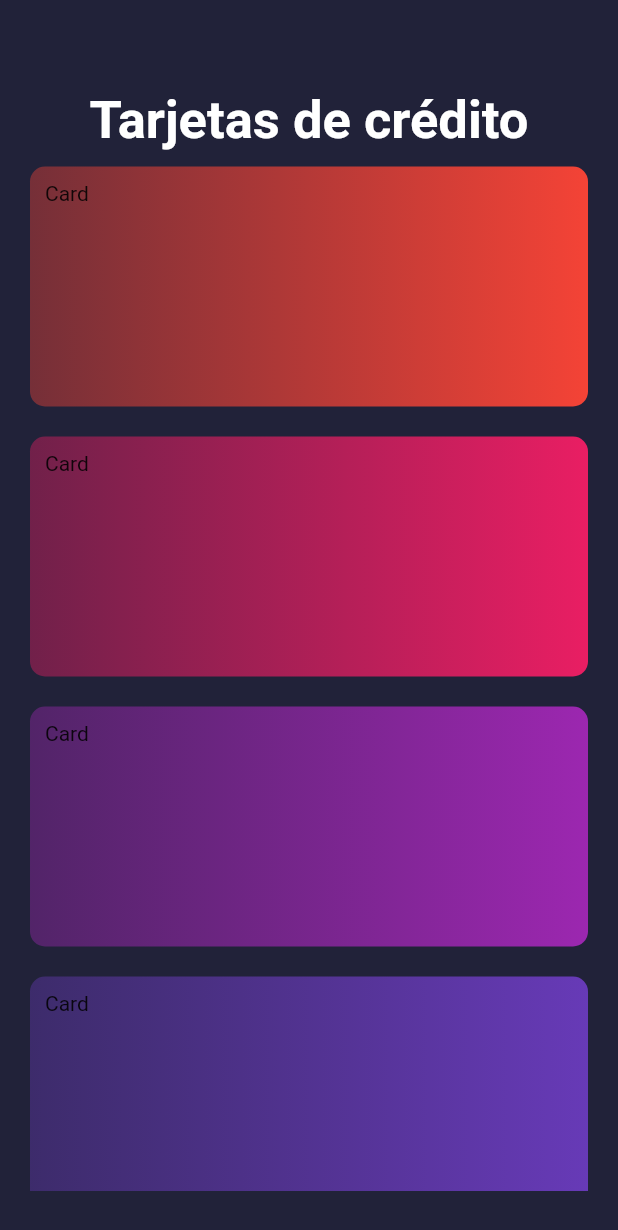
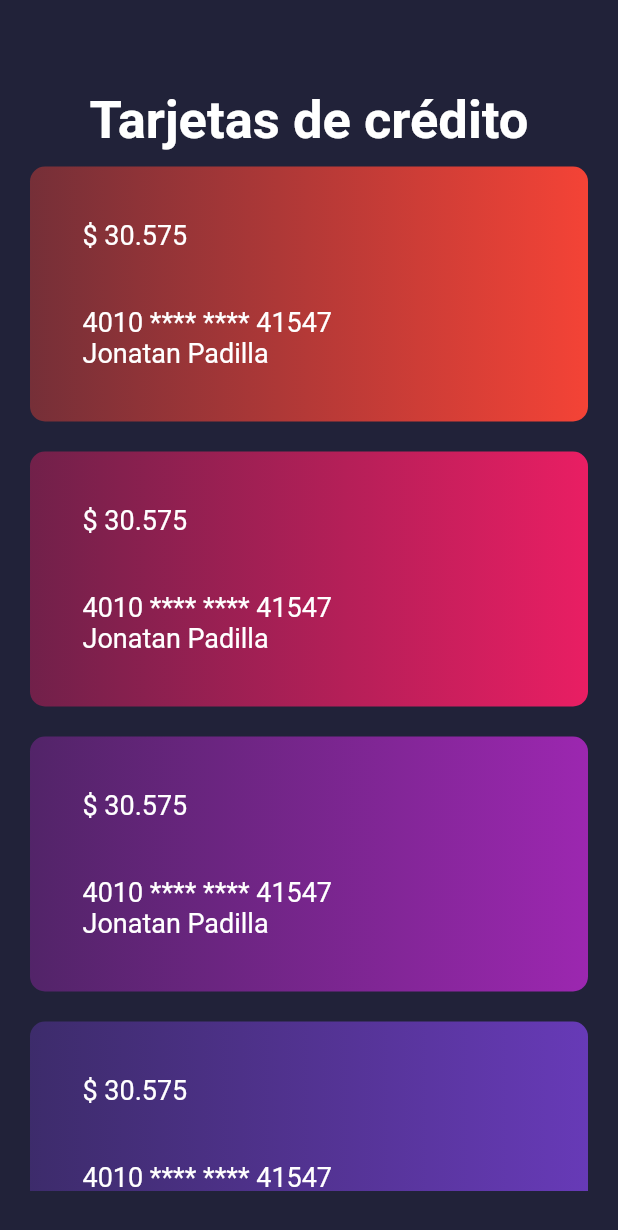
Before and after one commit to jdpadillaac/responsive_cards, a Flutter app: the screen it shows after launch, on a phone screen of 412 x 824 dp. Shown: the top 1230 px of the screen. Run offline on Flutter 3.47's test engine with Material 2 defaults, Android fonts, the phone set to English and light mode, and no system bars.

Commit message:
:heavy_check_mark: responsive  and cards  animation card implemented

```diff
--- a/lib/main.dart
+++ b/lib/main.dart
@@ -6,6 +6,7 @@ void main() => runApp(MyApp());
 class MyApp extends StatelessWidget {
   @override
   Widget build(BuildContext context) {
+    // SystemChrome.setPreferredOrientations([DeviceOrientation.portraitUp]);
     return MaterialApp(
       title: 'Responsive cards',
       debugShowCheckedModeBanner: false,
--- a/lib/presentation/pages/cards/card_page.dart
+++ b/lib/presentation/pages/cards/card_page.dart
@@ -7,6 +7,8 @@ class CardPage extends StatelessWidget {
 
   @override
   Widget build(BuildContext context) {
+    final orientation = MediaQuery.of(context).orientation;
+
     return Scaffold(
       backgroundColor: cardPagebackGroudColor,
       body: Container(
@@ -25,13 +27,30 @@ class CardPage extends StatelessWidget {
               ),
             ),
             Expanded(
-              child: ListView.builder(
-                itemCount: 10,
-                itemBuilder: (context, index) {
-                  return CardItem(
-                    color: Colors.primaries[index % Colors.primaries.length],
-                  );
-                },
+              child: AnimatedSwitcher(
+                duration: const Duration(seconds: 2),
+                child: orientation == Orientation.portrait
+                    ? ListView.builder(
+                        itemCount: 10,
+                        itemBuilder: (context, index) {
+                          return CardItem(
+                            color: Colors
+                                .primaries[index % Colors.primaries.length],
+                          );
+                        },
+                      )
+                    : GridView.builder(
+                        gridDelegate: SliverGridDelegateWithFixedCrossAxisCount(
+                          crossAxisCount: 2,
+                        ),
+                        itemCount: 10,
+                        itemBuilder: (context, index) {
+                          return CardItem(
+                            color: Colors
+                                .primaries[index % Colors.primaries.length],
+                          );
+                        },
+                      ),
               ),
             ),
           ],
--- a/lib/presentation/pages/cards/widgets/card_item.dart
+++ b/lib/presentation/pages/cards/widgets/card_item.dart
@@ -6,11 +6,17 @@ class CardItem extends StatelessWidget {
 
   @override
   Widget build(BuildContext context) {
+    const TextStyle nameStyle = TextStyle(color: Colors.white, fontSize: 18);
+    const TextStyle cardNumberStyle = TextStyle(
+      color: Colors.white,
+      fontSize: 18,
+    );
+    const TextStyle balanceStyle = TextStyle(color: Colors.white, fontSize: 18);
     return Padding(
       padding: EdgeInsets.all(10),
       child: Container(
         padding: EdgeInsets.all(10),
-        height: 160,
+        height: 170,
         width: double.infinity,
         decoration: BoxDecoration(
           gradient: LinearGradient(
@@ -21,7 +27,18 @@ class CardItem extends StatelessWidget {
           ),
           borderRadius: BorderRadius.circular(10),
         ),
-        child: Text('Card'),
+        child: Padding(
+          padding: EdgeInsets.all(25),
+          child: Column(
+            crossAxisAlignment: CrossAxisAlignment.stretch,
+            children: [
+              Text('\$ 30.575', style: balanceStyle),
+              Spacer(),
+              Text('4010 **** **** 41547', style: cardNumberStyle),
+              Text('Jonatan Padilla', style: nameStyle),
+            ],
+          ),
+        ),
       ),
     );
   }
```
